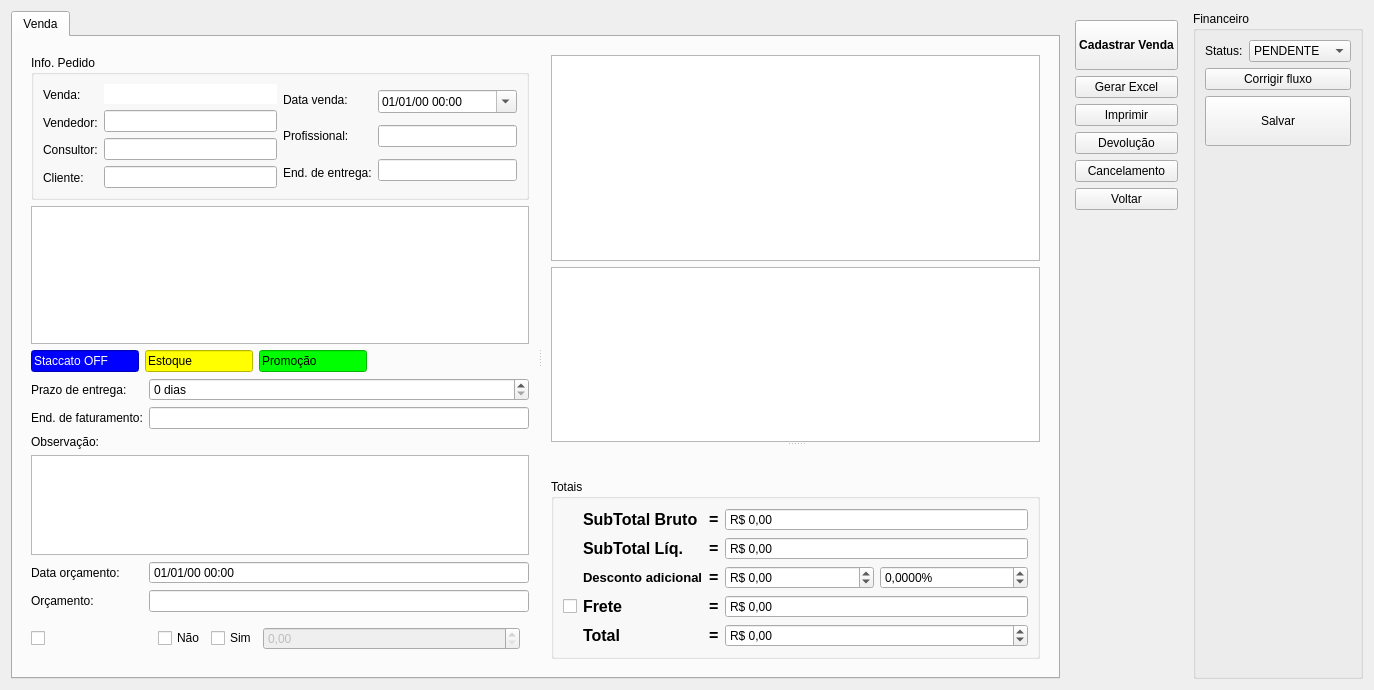
Old version of the form ui/venda.ui in the repository darktorres/ERP-STACCATO.
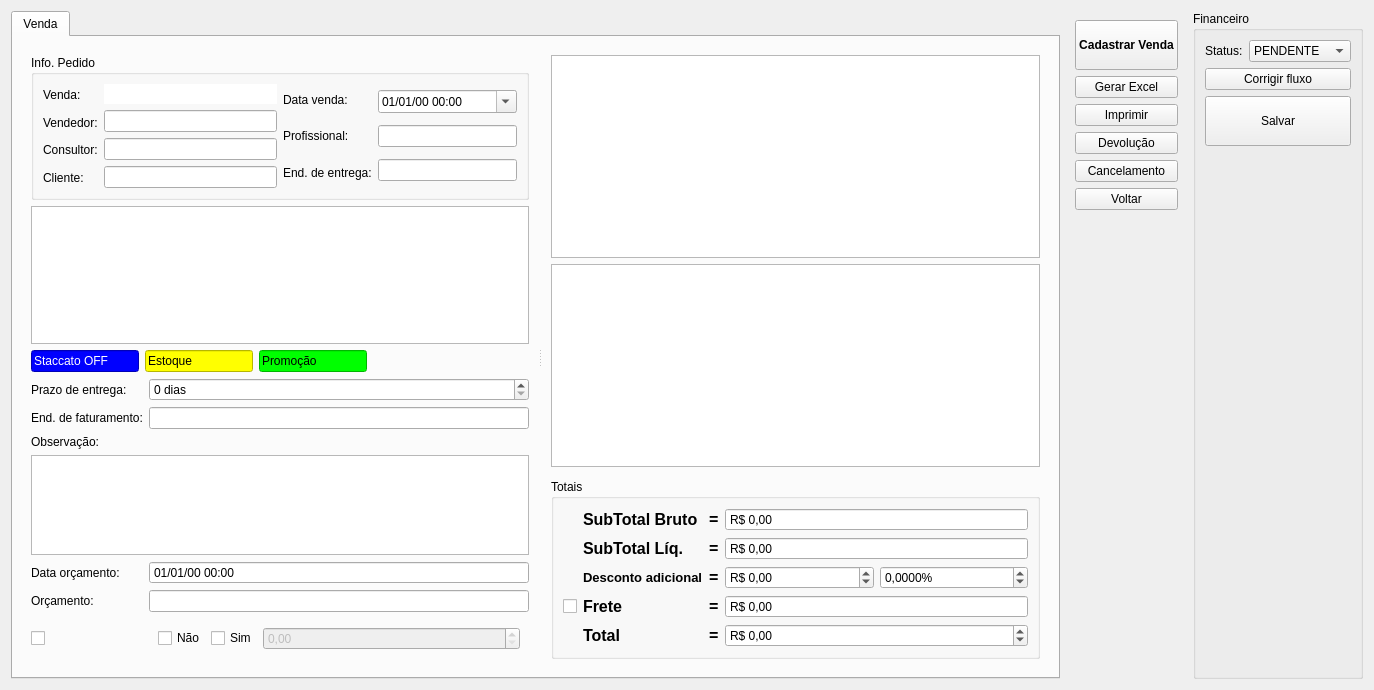
New version of the form. Custom widgets are drawn as their Qt base class.

Commit message: Corrigido bug que não permitia alterar status do financeiro

```diff
--- a/ui/venda.ui
+++ b/ui/venda.ui
@@ -498,10 +498,6 @@
             </widget>
            </item>
            <item row="1" column="0">
-            <widget class="QSplitter" name="splitter_2">
-             <property name="orientation">
-              <enum>Qt::Vertical</enum>
-             </property>
              <widget class="TableView" name="tableFluxoCaixa2">
               <property name="sizePolicy">
                <sizepolicy hsizetype="Preferred" vsizetype="Expanding">
@@ -525,10 +521,11 @@
                <bool>false</bool>
               </attribute>
              </widget>
-             <widget class="WidgetPagamentos" name="widgetPgts" native="true"/>
-            </widget>
            </item>
            <item row="2" column="0">
+            <widget class="WidgetPagamentos" name="widgetPgts" native="true"/>
+           </item>
+           <item row="3" column="0">
             <widget class="QGroupBox" name="groupBox_3">
              <property name="title">
               <string>Totais</string>
```
Lines whose indentation alone changed are shown as unchanged. The commit also changes 1 other file.
